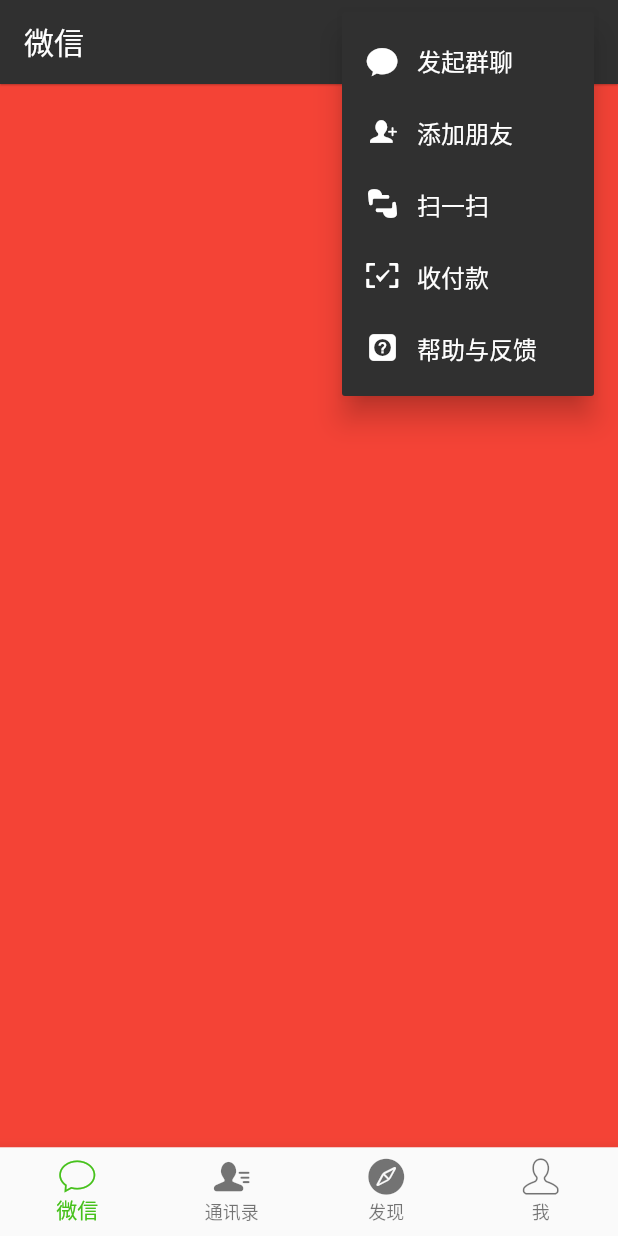
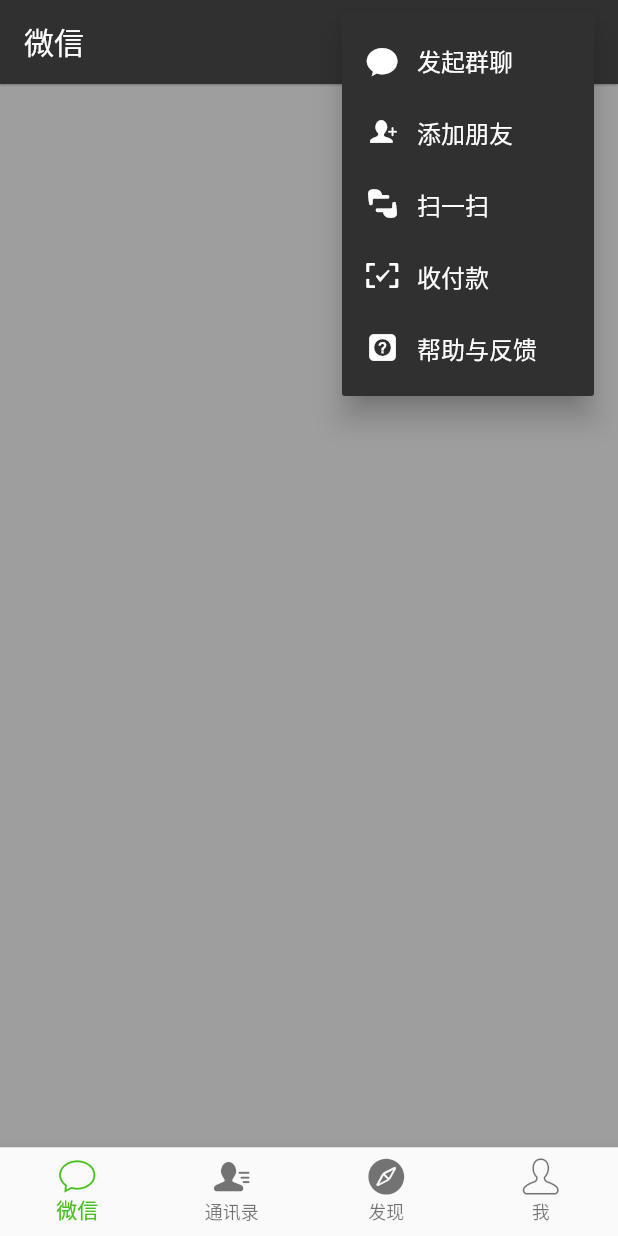
Before and after one commit to mengfa/wechat, a Flutter app: the screen it shows after launch, after a tap on an icon or button, on a phone screen of 412 x 824 dp. Run offline on Flutter 3.47's test engine with Material 2 defaults, Android fonts, the phone set to English and light mode, and no system bars.

Commit message:
07-1 替换微信页面为conversation_page,灰色页面.

```diff
--- /dev/null
+++ b/lib/home/conversation_page.dart
@@ -0,0 +1,15 @@
+import 'package:flutter/material.dart';
+
+class ConversationPage extends StatefulWidget {
+  @override
+  _ConversationPageState createState() => _ConversationPageState();
+}
+
+class _ConversationPageState extends State<ConversationPage> {
+  @override
+  Widget build(BuildContext context) {
+    return Container(
+      color: Colors.grey,
+    );
+  }
+}
--- a/lib/home/home_screen.dart
+++ b/lib/home/home_screen.dart
@@ -1,5 +1,6 @@
 import 'package:flutter/material.dart';
 import 'package:wechat/constants.dart';
+import './conversation_page.dart';
 
 enum ActionItems { GROUP_CHAT, ADD_FRIEND, QR_SCAN, PAYMENT, HELP }
 
@@ -71,7 +72,7 @@ class _HomeScreenState extends State<HomeScreen> {
     ];
     _pageController = PageController(initialPage: _currentIndex);
     _pages = [
-      Container(color: Colors.red),
+      ConversationPage(),
       Container(color: Colors.green),
       Container(color: Colors.blue),
       Container(color: Colors.brown),
```
